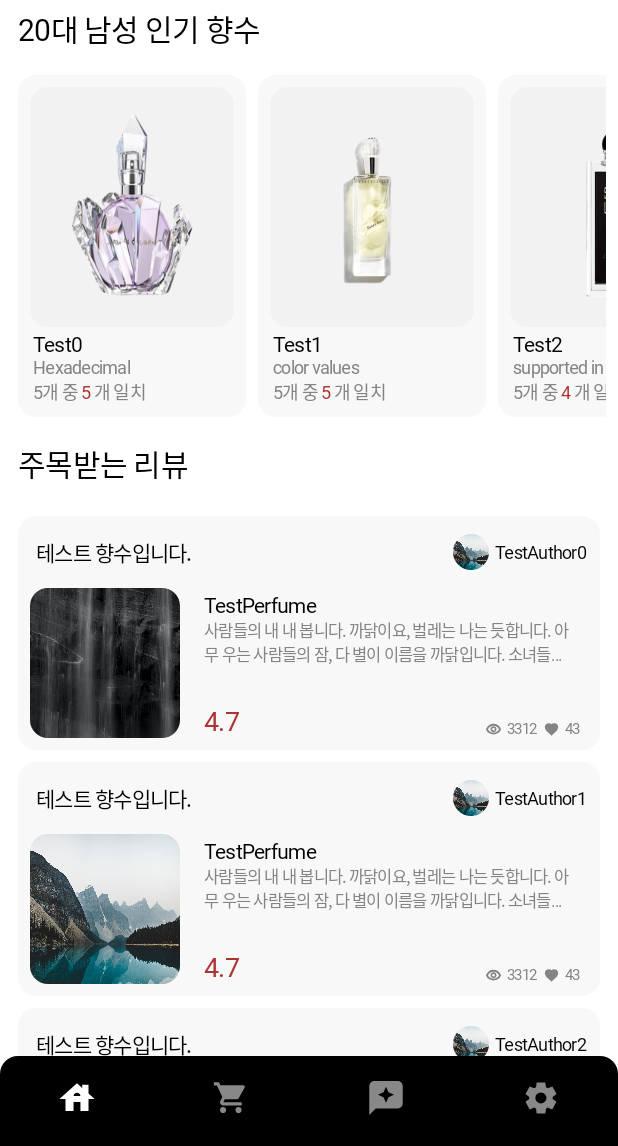
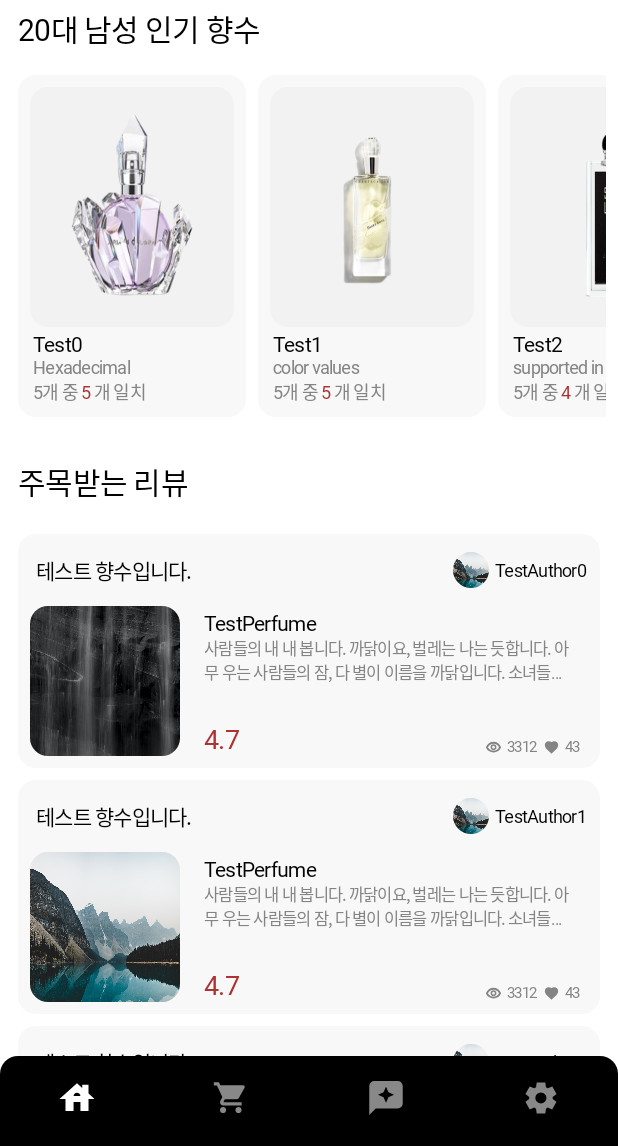
Before and after one commit to jangjh123/AllPouse-Android, an Android app built with Jetpack Compose: the HomeScreen screen opened through its navigation route, scrolled down 985 dp, on a phone screen of 412 x 824 dp, the part 90-1236 px from its top. Run offline under Robolectric (Android 15) with nearby library versions, the phone set to English and light mode, and no system bars; our stand-ins replace accompanist; Roboto replaces fonts that are not available here.

Commit message:
[ui] HomeScreen UI 수정

```diff
--- a/app/src/main/java/com/jangjh123/allpouse_android/ui/home/HomeScreen.kt
+++ b/app/src/main/java/com/jangjh123/allpouse_android/ui/home/HomeScreen.kt
@@ -548,6 +548,8 @@ fun HomeScreen() {
             }
         }
 
+        Spacer(modifier = Modifier.height(12.dp))
+
         APText(
             modifier = Modifier.padding(horizontal = 12.dp, vertical = 16.dp),
             text = stringResource(id = R.string.popular_reviews),
```
